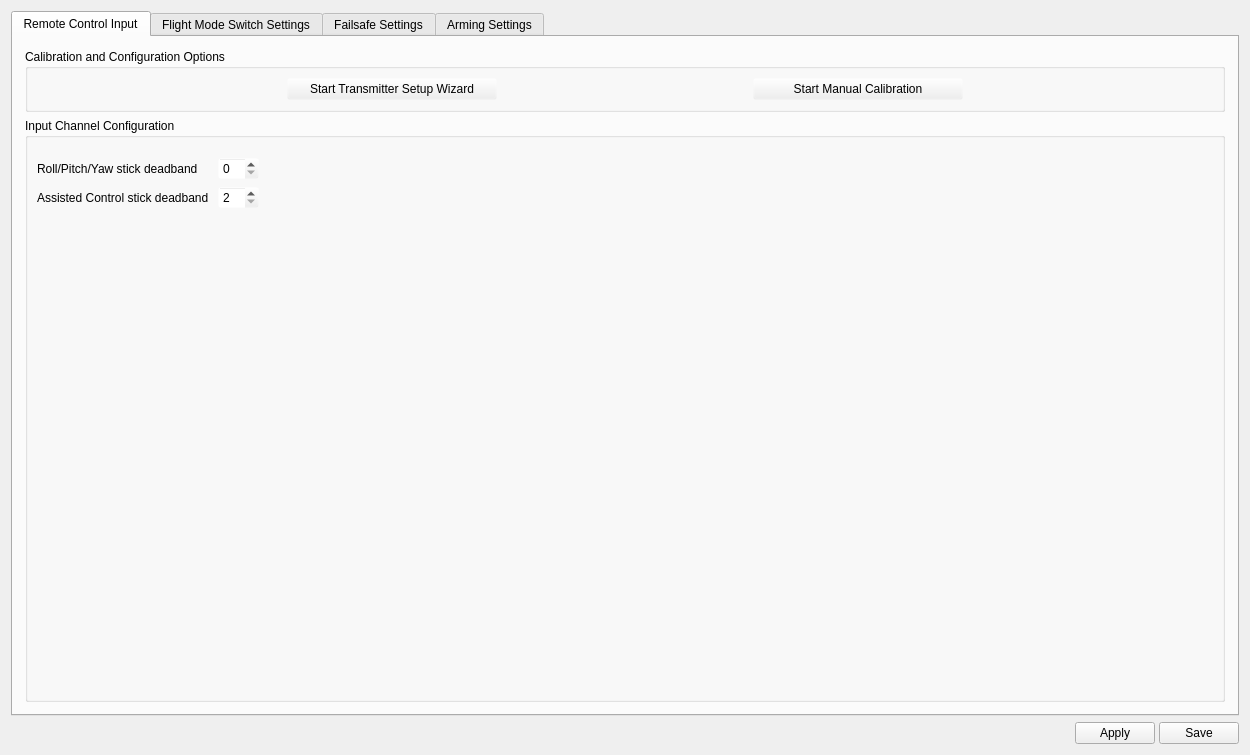
Before: the Qt Designer form ground/gcs/src/plugins/config/input.ui in librepilot/LibrePilot, drawn with Qt 5.
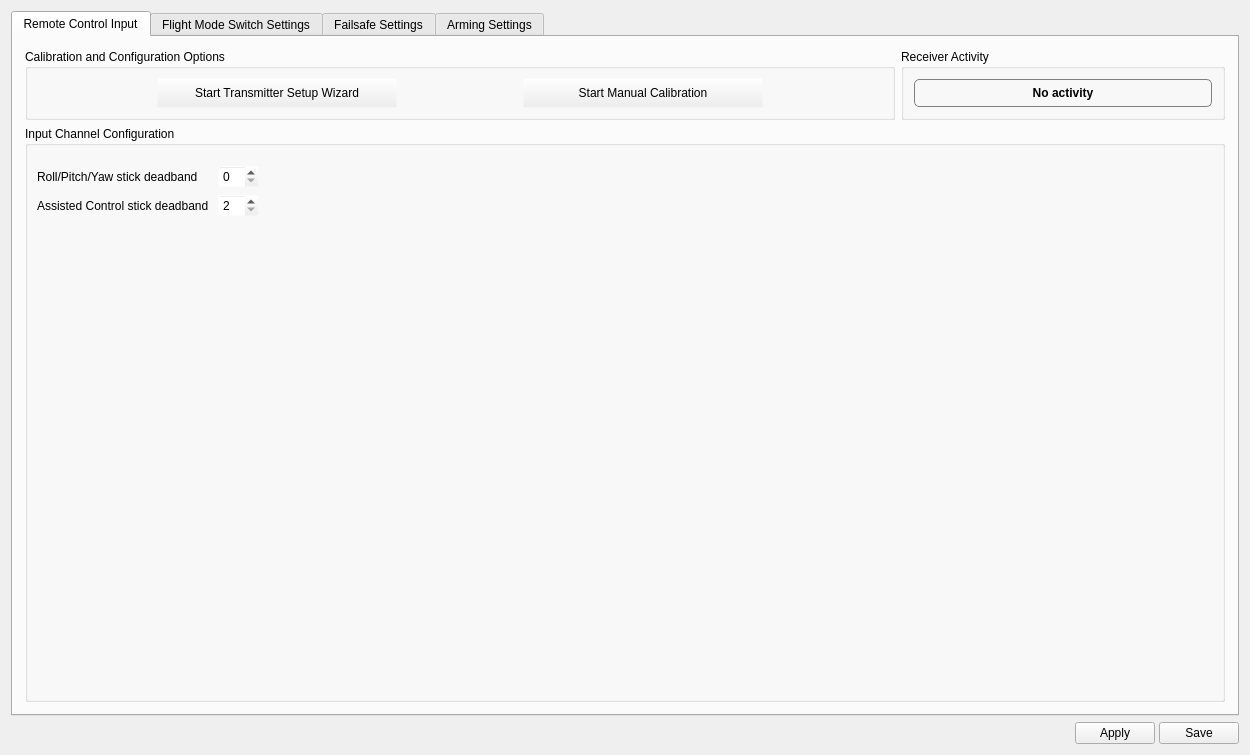
After: the same form once the commit is applied. Icons and pictures are not drawn.

Commit message: LP-379 Display ReceiverActivity in Rc Input tab

```diff
--- a/ground/gcs/src/plugins/config/input.ui
+++ b/ground/gcs/src/plugins/config/input.ui
@@ -136,7 +136,7 @@
            <property name="verticalSpacing">
             <number>6</number>
            </property>
-           <item row="1" column="0">
+           <item row="3" column="0">
             <widget class="QGroupBox" name="groupBox_5">
              <property name="title">
               <string>Input Channel Configuration</string>
@@ -281,6 +281,11 @@
             </widget>
            </item>
            <item row="0" column="0">
+            <layout class="QHBoxLayout" name="horizontalLayout_8">
+             <property name="topMargin">
+              <number>0</number>
+             </property>
+             <item>
             <widget class="QGroupBox" name="groupBox_3">
              <property name="title">
               <string>Calibration and Configuration Options</string>
@@ -309,7 +314,7 @@
                 </property>
                 <property name="minimumSize">
                  <size>
-                  <width>210</width>
+                    <width>240</width>
                   <height>0</height>
                  </size>
                 </property>
@@ -359,7 +364,7 @@
                 </property>
                 <property name="minimumSize">
                  <size>
-                  <width>210</width>
+                    <width>240</width>
                   <height>0</height>
                  </size>
                 </property>
@@ -389,6 +394,58 @@
               </item>
              </layout>
             </widget>
+             </item>
+             <item>
+              <widget class="QGroupBox" name="groupBox_4">
+               <property name="sizePolicy">
+                <sizepolicy hsizetype="Preferred" vsizetype="Preferred">
+                 <horstretch>0</horstretch>
+                 <verstretch>0</verstretch>
+                </sizepolicy>
+               </property>
+               <property name="minimumSize">
+                <size>
+                 <width>0</width>
+                 <height>0</height>
+                </size>
+               </property>
+               <property name="title">
+                <string>Receiver Activity</string>
+               </property>
+               <layout class="QHBoxLayout" name="horizontalLayout_9">
+                <item>
+                 <widget class="QLabel" name="receiverActivityStatus">
+                  <property name="enabled">
+                   <bool>true</bool>
+                  </property>
+                  <property name="minimumSize">
+                   <size>
+                    <width>300</width>
+                    <height>30</height>
+                   </size>
+                  </property>
+                  <property name="toolTip">
+                   <string>Show receiver activity, input and channel 
+while moving one stick or switch at once.</string>
+                  </property>
+                  <property name="styleSheet">
+                   <string notr="true">border: 1px solid grey;
+border-radius: 5;
+margin:1px;
+font:bold;</string>
+                  </property>
+                  <property name="text">
+                   <string>No activity</string>
+                  </property>
+                  <property name="alignment">
+                   <set>Qt::AlignCenter</set>
+                  </property>
+                 </widget>
+                </item>
+               </layout>
+              </widget>
+             </item>
+            </layout>
            </item>
           </layout>
          </widget>
```
Lines whose indentation alone changed are shown as unchanged. The commit also changes 2 other files.
